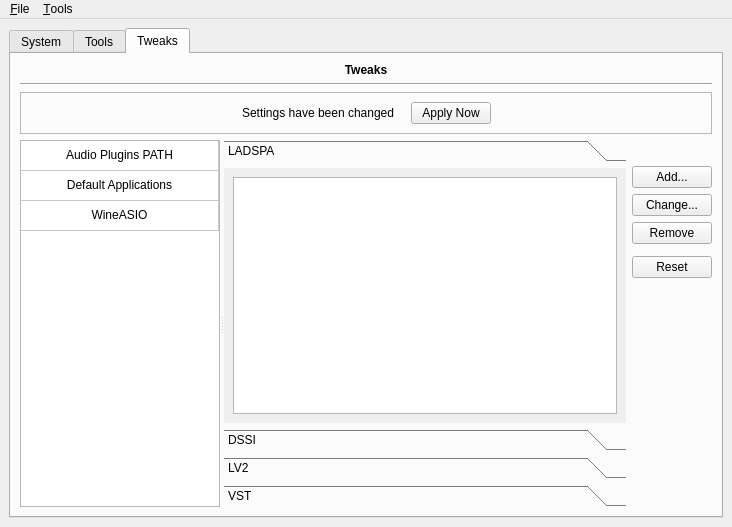
Qt form src/ui/cadence.ui (falkTX/Cadence) before a commit.
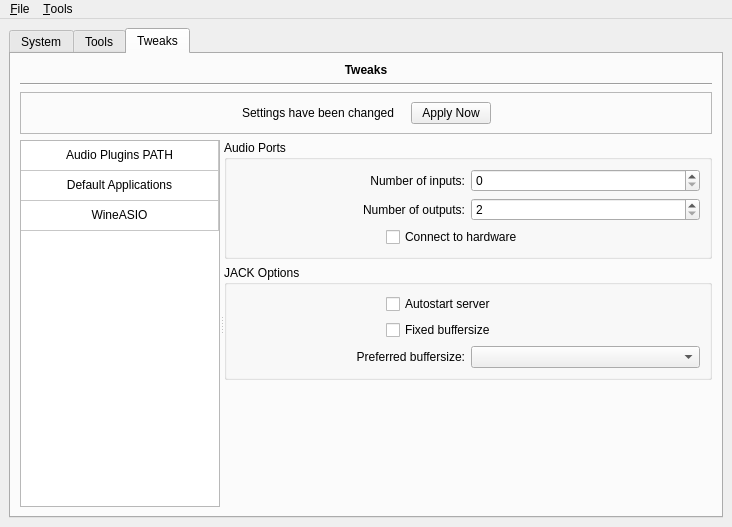
The same form after that commit. The open tabs and pages were chosen to show the change. Icons and pictures are not drawn. Custom widgets are drawn as their Qt base class.

Commit message: Cadence: Fully implement Default-Apps and WineASIO settings

What changed in the file:
```diff
--- a/src/ui/cadence.ui
+++ b/src/ui/cadence.ui
@@ -983,7 +983,7 @@
             </sizepolicy>
            </property>
            <property name="currentIndex">
-            <number>0</number>
+            <number>2</number>
            </property>
            <widget class="QWidget" name="page">
             <layout class="QGridLayout" name="gridLayout_6">
@@ -1043,8 +1043,8 @@
                  <rect>
                   <x>0</x>
                   <y>0</y>
-                  <width>395</width>
-                  <height>256</height>
+                  <width>412</width>
+                  <height>282</height>
                  </rect>
                 </property>
                 <attribute name="label">
@@ -1357,7 +1357,222 @@
              </item>
             </layout>
            </widget>
-           <widget class="QWidget" name="page_3"/>
+           <widget class="QWidget" name="page_wineasio">
+            <layout class="QVBoxLayout" name="verticalLayout_17">
+             <property name="margin">
+              <number>0</number>
+             </property>
+             <item>
+              <widget class="QGroupBox" name="groupBox_7">
+               <property name="title">
+                <string>Audio Ports</string>
+               </property>
+               <layout class="QVBoxLayout" name="verticalLayout_22">
+                <item>
+                 <layout class="QHBoxLayout" name="horizontalLayout_20">
+                  <item>
+                   <widget class="QLabel" name="label_7">
+                    <property name="toolTip">
+                     <string>Number of jack ports that wineasio will try to open.
+Default is 16</string>
+                    </property>
+                    <property name="text">
+                     <string>Number of inputs:</string>
+                    </property>
+                    <property name="alignment">
+                     <set>Qt::AlignRight|Qt::AlignTrailing|Qt::AlignVCenter</set>
+                    </property>
+                   </widget>
+                  </item>
+                  <item>
+                   <widget class="QSpinBox" name="sb_wineasio_ins">
+                    <property name="toolTip">
+                     <string>Number of jack ports that wineasio will try to open.
+Default is 16</string>
+                    </property>
+                    <property name="maximum">
+                     <number>128</number>
+                    </property>
+                    <property name="singleStep">
+                     <number>2</number>
+                    </property>
+                   </widget>
+                  </item>
+                 </layout>
+                </item>
+                <item>
+                 <layout class="QHBoxLayout" name="horizontalLayout_19">
+                  <item>
+                   <widget class="QLabel" name="label_21">
+                    <property name="toolTip">
+                     <string>Number of jack ports that wineasio will try to open.
+Default is 16</string>
+                    </property>
+                    <property name="text">
+                     <string>Number of outputs:</string>
+                    </property>
+                    <property name="alignment">
+                     <set>Qt::AlignRight|Qt::AlignTrailing|Qt::AlignVCenter</set>
+                    </property>
+                   </widget>
+                  </item>
+                  <item>
+                   <widget class="QSpinBox" name="sb_wineasio_outs">
+                    <property name="toolTip">
+                     <string>Number of jack ports that wineasio will try to open.
+Default is 16</string>
+                    </property>
+                    <property name="minimum">
+                     <number>2</number>
+                    </property>
+                    <property name="maximum">
+                     <number>128</number>
+                    </property>
+                    <property name="singleStep">
+                     <number>2</number>
+                    </property>
+                   </widget>
+                  </item>
+                 </layout>
+                </item>
+                <item>
+                 <layout class="QHBoxLayout" name="horizontalLayout_21">
+                  <item>
+                   <spacer name="horizontalSpacer_10">
+                    <property name="orientation">
+                     <enum>Qt::Horizontal</enum>
+                    </property>
+                    <property name="sizeType">
+                     <enum>QSizePolicy::Fixed</enum>
+                    </property>
+                    <property name="sizeHint" stdset="0">
+                     <size>
+                      <width>150</width>
+                      <height>20</height>
+                     </size>
+                    </property>
+                   </spacer>
+                  </item>
+                  <item>
+                   <widget class="QCheckBox" name="cb_wineasio_hw">
+                    <property name="toolTip">
+                     <string>Try to connect the asio channels to the
+physical I/O ports on your hardware.
+Default is on</string>
+                    </property>
+                    <property name="text">
+                     <string>Connect to hardware</string>
+                    </property>
+                   </widget>
+                  </item>
+                 </layout>
+                </item>
+               </layout>
+              </widget>
+             </item>
+             <item>
+              <widget class="QGroupBox" name="groupBox_8">
+               <property name="title">
+                <string>JACK Options</string>
+               </property>
+               <layout class="QVBoxLayout" name="verticalLayout_23">
+                <item>
+                 <layout class="QHBoxLayout" name="horizontalLayout_22">
+                  <item>
+                   <spacer name="horizontalSpacer_11">
+                    <property name="orientation">
+                     <enum>Qt::Horizontal</enum>
+                    </property>
+                    <property name="sizeType">
+                     <enum>QSizePolicy::Fixed</enum>
+                    </property>
+                    <property name="sizeHint" stdset="0">
+                     <size>
+                      <width>150</width>
+                      <height>20</height>
+                     </size>
+                    </property>
+                   </spacer>
+                  </item>
+                  <item>
+                   <widget class="QCheckBox" name="cb_wineasio_autostart">
+                    <property name="toolTip">
+                     <string>Enable wineasio to launch the jack server.
+Default is off</string>
+                    </property>
+                    <property name="text">
+                     <string>Autostart server</string>
+                    </property>
+                   </widget>
+                  </item>
+                 </layout>
+                </item>
+                <item>
+                 <layout class="QHBoxLayout" name="horizontalLayout_23">
+                  <item>
+                   <spacer name="horizontalSpacer_12">
+                    <property name="orientation">
+                     <enum>Qt::Horizontal</enum>
+                    </property>
+                    <property name="sizeType">
+                     <enum>QSizePolicy::Fixed</enum>
+                    </property>
+                    <property name="sizeHint" stdset="0">
+                     <size>
+                      <width>150</width>
+                      <height>20</height>
+                     </size>
+                    </property>
+                   </spacer>
+                  </item>
+                  <item>
+                   <widget class="QCheckBox" name="cb_wineasio_fixed_bsize">
+                    <property name="toolTip">
+                     <string>When on, an asio app will be able to change the jack buffer size.
+Default is off</string>
+                    </property>
+                    <property name="text">
+                     <string>Fixed buffersize</string>
+                    </property>
+                   </widget>
+                  </item>
+                 </layout>
+                </item>
+                <item>
+                 <layout class="QHBoxLayout" name="horizontalLayout_18">
+                  <item>
+                   <widget class="QLabel" name="label_22">
+                    <property name="text">
+                     <string>Preferred buffersize:</string>
+                    </property>
+                    <property name="alignment">
+                     <set>Qt::AlignRight|Qt::AlignTrailing|Qt::AlignVCenter</set>
+                    </property>
+                   </widget>
+                  </item>
+                  <item>
+                   <widget class="QComboBox" name="cb_wineasio_bsizes"/>
+                  </item>
+                 </layout>
+                </item>
+               </layout>
+              </widget>
+             </item>
+             <item>
+              <spacer name="verticalSpacer_11">
+               <property name="orientation">
+                <enum>Qt::Vertical</enum>
+               </property>
+               <property name="sizeHint" stdset="0">
+                <size>
+                 <width>20</width>
+                 <height>152</height>
+                </size>
+               </property>
+              </spacer>
+             </item>
+            </layout>
+           </widget>
           </widget>
          </widget>
         </item>
```
Left out of the diff: 50 changed lines with no effect on the pictures. The commit also changes 1 other file.
